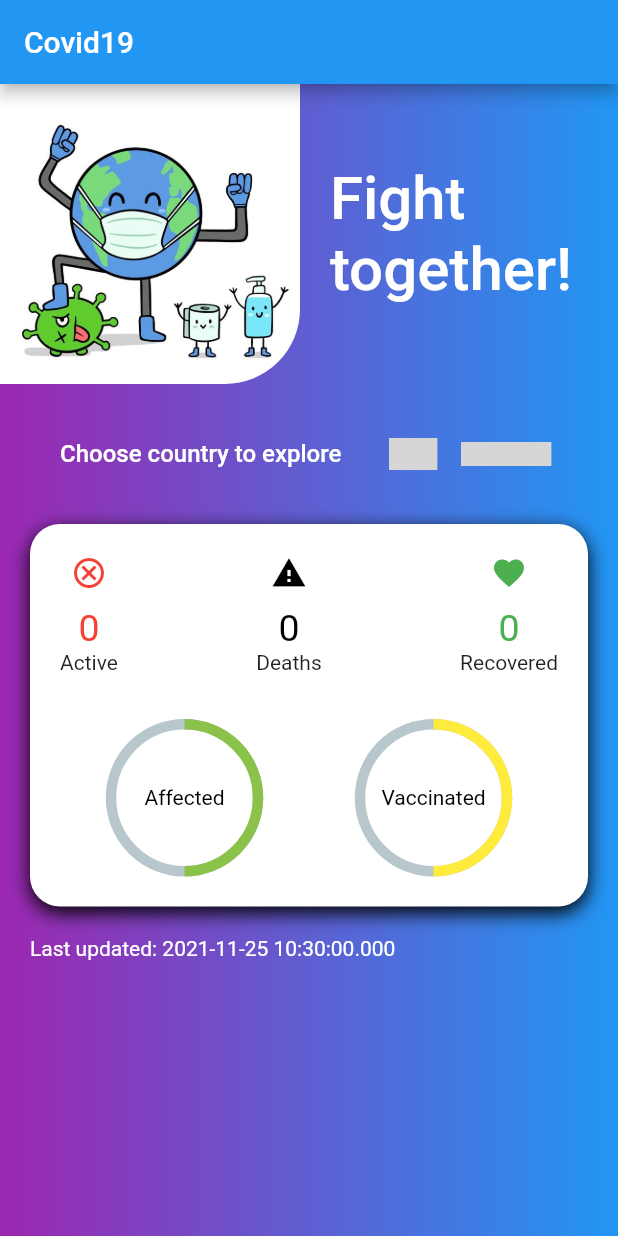
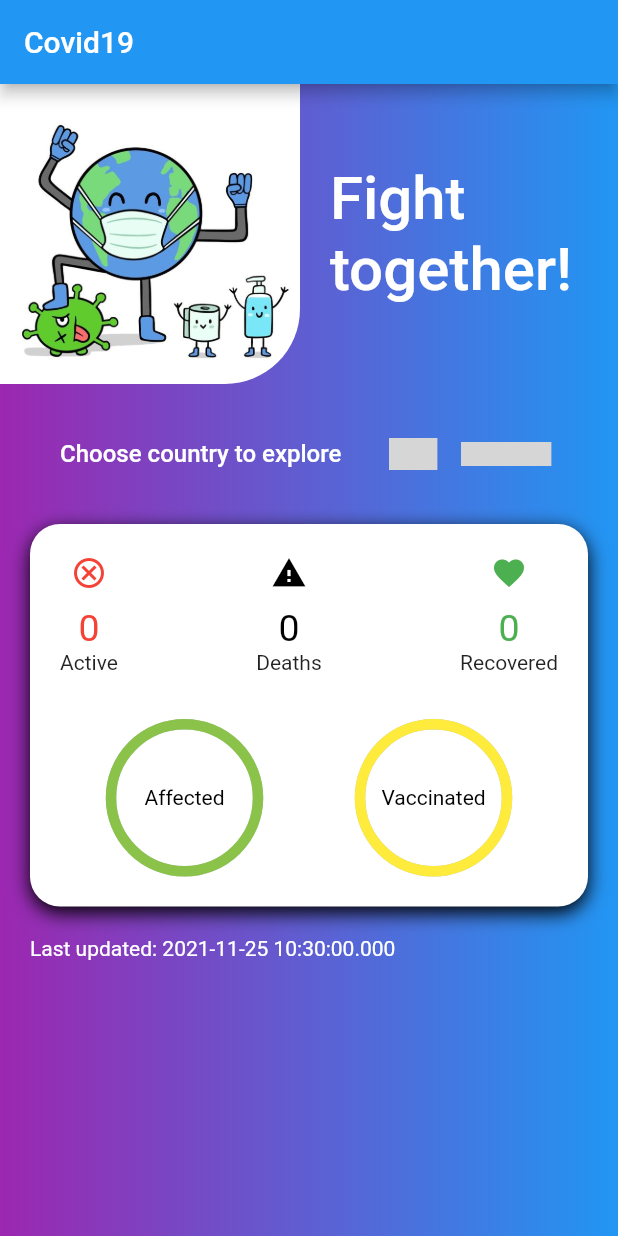
Before and after one commit to max4nik/lab5, a Flutter app: the screen it shows after launch, on a phone screen of 412 x 824 dp. Run offline on Flutter 3.47's test engine with Material 2 defaults, Android fonts, the phone set to English and light mode, and no system bars; drawn by our look-alikes of country_code_picker, percent_indicator; our stand-ins replace flutter_bloc; network calls fail; grey boxes are pictures that could not be loaded.

Commit message:
add changes due to recommendations

```diff
--- a/lib/covid_bloc.dart
+++ b/lib/covid_bloc.dart
@@ -15,7 +15,7 @@ class Country {
 
 class ItemBloc extends Bloc<Country, Covid> {
   ItemBloc(Covid initialState) : super(initialState);
-  Covid todayInfo = Covid('0', '0', '0', DateTime.now(), 0.5, 0.5);
+  Covid todayInfo = Covid('0', '0', '0', DateTime.now().toString(), '1', '1');
 
   @override
   Stream<Covid> mapEventToState(Country event) async* {
--- a/lib/main.dart
+++ b/lib/main.dart
@@ -16,7 +16,7 @@ class MyApp extends StatelessWidget {
 
   @override
   Widget build(BuildContext context) {
-    Covid initialInfo = Covid('0', '0', '0', DateTime.now(), 0.5, 0.5);
+    Covid initialInfo = Covid('0', '0', '0', DateTime.now().toString(), '1', '1');
     return MaterialApp(
       debugShowCheckedModeBanner: false,
       supportedLocales: const [
@@ -28,8 +28,8 @@ class MyApp extends StatelessWidget {
       theme: ThemeData(
         primarySwatch: Colors.blue,
       ),
-      home: BlocProvider(
-          create: (context) => ItemBloc(initialInfo),
+      home: BlocProvider<ItemBloc>(
+          create: (context) => ItemBloc(initialInfo)..add(Country('Ukraine')),
           child: const MyHomePage(title: 'Covid19')),
     );
   }
@@ -142,7 +142,7 @@ class MyHomePage extends StatelessWidget {
                                 CircularPercentIndicator(
                                   radius: 105.0,
                                   lineWidth: 7.0,
-                                  percent: todayInfo.affectedInPercents,
+                                  percent: double.parse(todayInfo.affectedInPercents),
                                   center: const Text('Affected',
                                       style: TextStyle(color: Colors.black)),
                                   progressColor: Colors.lightGreen,
@@ -150,7 +150,7 @@ class MyHomePage extends StatelessWidget {
                                 CircularPercentIndicator(
                                   radius: 105.0,
                                   lineWidth: 7.0,
-                                  percent: todayInfo.vaccinatedInPercents,
+                                  percent: double.parse(todayInfo.vaccinatedInPercents),
                                   center: const Text('Vaccinated',
                                       style: TextStyle(color: Colors.black)),
                                   progressColor: Colors.yellow,
--- a/lib/models/covid.dart
+++ b/lib/models/covid.dart
@@ -1,16 +1,25 @@
 class Covid {
   // dynamic values are needed for "NaN" value displaying when info for country doesn't exist
-  dynamic active;
-  dynamic todayDeaths;
-  dynamic todayRecovered;
-  dynamic lastUpdated;
-  dynamic affectedInPercents;
-  dynamic vaccinatedInPercents;
+  String active;
+  String todayDeaths;
+  String todayRecovered;
+  String lastUpdated;
+  String affectedInPercents;
+  String vaccinatedInPercents;
 
   Covid(this.active, this.todayDeaths, this.todayRecovered, this.lastUpdated,
       this.affectedInPercents, this.vaccinatedInPercents);
 
   factory Covid.fromJson(dynamic json) {
+    if (json['active'] == "NaN"){
+      return Covid(
+          json['active'].toString(),
+          json['todayDeaths'].toString(),
+          json['todayRecovered'].toString(),
+          json['updated'].toString(),
+          '1',
+          '1');
+    }
     DateTime updated =
         DateTime.fromMillisecondsSinceEpoch(json['updated']);
     double affectedInPercents = (1 / json['oneCasePerPeople']);
@@ -22,8 +31,8 @@ class Covid {
         json['active'].toString(),
         json['todayDeaths'].toString(),
         json['todayRecovered'].toString(),
-        updated,
-        affectedInPercents,
-        vaccinatedInPercents);
+        updated.toString(),
+        affectedInPercents.toString(),
+        vaccinatedInPercents.toString());
   }
 }
```
Also changed, not shown: lib/elements/covid_element.dart (deleted).
